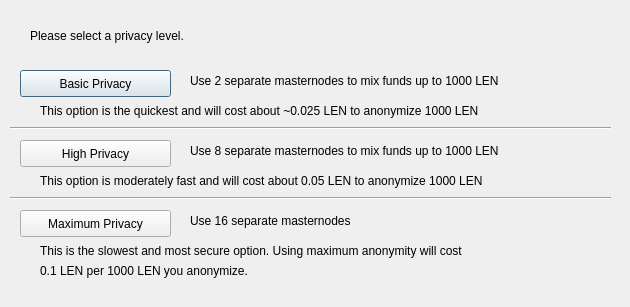
First picture: the form in src/qt/forms/darksendconfig.ui, repository we-conceived-the/oracle, before the edit.
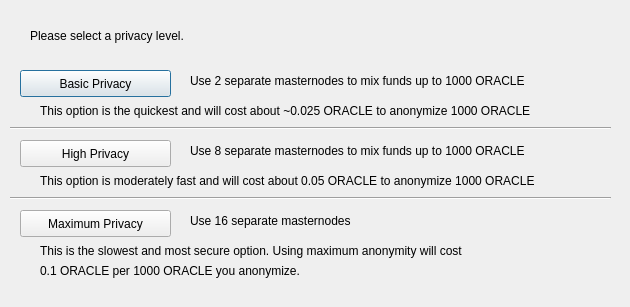
Second picture: the form after the edit.

The edit to the form file:
```diff
--- a/src/qt/forms/darksendconfig.ui
+++ b/src/qt/forms/darksendconfig.ui
@@ -75,7 +75,7 @@
     </rect>
    </property>
    <property name="text">
-    <string>Use 2 separate masternodes to mix funds up to 1000 LEN</string>
+    <string>Use 2 separate masternodes to mix funds up to 1000 ORACLE</string>
    </property>
   </widget>
   <widget class="QLabel" name="label_3">
@@ -88,7 +88,7 @@
     </rect>
    </property>
    <property name="text">
-    <string>Use 8 separate masternodes to mix funds up to 1000 LEN</string>
+    <string>Use 8 separate masternodes to mix funds up to 1000 ORACLE</string>
    </property>
   </widget>
   <widget class="QLabel" name="label_4">
@@ -114,7 +114,7 @@
     </rect>
    </property>
    <property name="text">
-    <string>This option is the quickest and will cost about ~0.025 LEN to anonymize 1000 LEN</string>
+    <string>This option is the quickest and will cost about ~0.025 ORACLE to anonymize 1000 ORACLE</string>
    </property>
   </widget>
   <widget class="QLabel" name="label_7">
@@ -127,7 +127,7 @@
     </rect>
    </property>
    <property name="text">
-    <string>This option is moderately fast and will cost about 0.05 LEN to anonymize 1000 LEN</string>
+    <string>This option is moderately fast and will cost about 0.05 ORACLE to anonymize 1000 ORACLE</string>
    </property>
   </widget>
   <widget class="QLabel" name="label_8">
@@ -153,7 +153,7 @@
     </rect>
    </property>
    <property name="text">
-    <string>0.1 LEN per 1000 LEN you anonymize.</string>
+    <string>0.1 ORACLE per 1000 ORACLE you anonymize.</string>
    </property>
   </widget>
   <widget class="Line" name="line">
```
